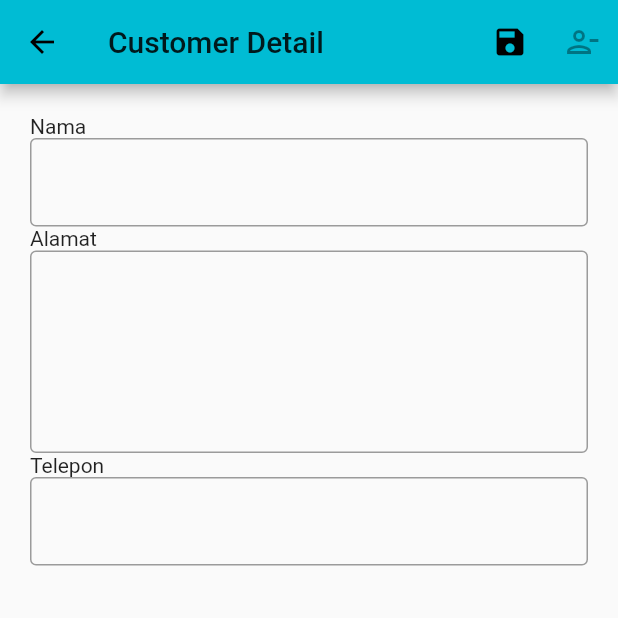
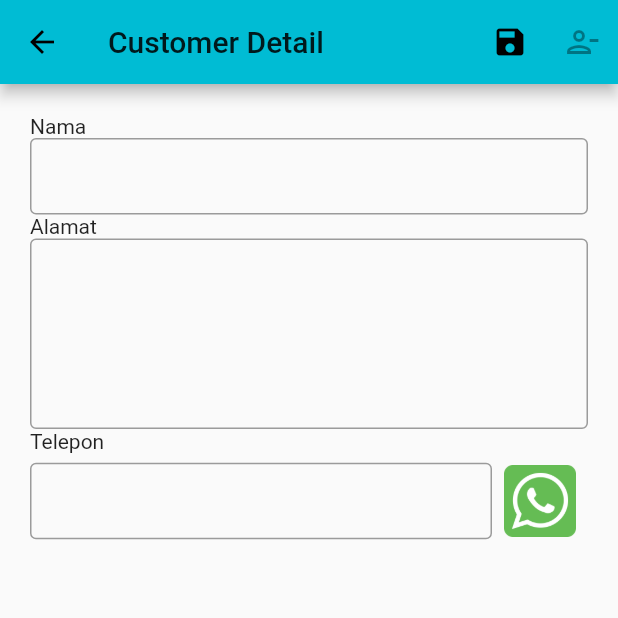
Before and after one commit to h4r1/simply-sells, a Flutter app: the CustInput screen opened directly, on a phone screen of 412 x 824 dp, the top half of it. Run offline on Flutter 3.47's test engine with Material 2 defaults, Android fonts, the phone set to English and light mode, and no system bars; our stand-ins replace google_fonts, open_file, pdf; network calls fail.

Commit message:
WhatsAppgit add .!

```diff
--- a/lib/pages/invoice/custinput.dart
+++ b/lib/pages/invoice/custinput.dart
@@ -1,5 +1,6 @@
 import 'package:flutter/material.dart';
 import 'package:simply_sells/includes/api.dart';
+import 'package:simply_sells/includes/mywidget.dart';
 import 'dart:convert' show HtmlEscape;
 
 class CustInput extends StatefulWidget {
@@ -139,6 +140,7 @@ class _CustInputState extends State<CustInput> {
           TextField(
             decoration: InputDecoration(
               border: OutlineInputBorder(),
+              isDense: true,
             ),
             controller: cNama,
           ),
@@ -147,16 +149,50 @@ class _CustInputState extends State<CustInput> {
             maxLines: 5,
             decoration: InputDecoration(
               border: OutlineInputBorder(),
+              isDense: true,
             ),
             controller: cAlamat,
           ),
           Text("Telepon"),
-          TextField(
-            decoration: InputDecoration(
-              border: OutlineInputBorder(),
-            ),
-            controller: cTelepon,
+          Row(
+            children: [
+              Expanded(
+                child: TextField(
+                  decoration: InputDecoration(
+                    border: OutlineInputBorder(),
+                    isDense: true,
+                  ),
+                  controller: cTelepon,
+                ),
+              ),
+              InkWell(
+                child: Container(
+                  margin: EdgeInsets.all(8),
+                  height: 48,
+                  width: 48,
+                  child: Image(image: AssetImage('images/WhatsApp.png')),
+                ),
+                onTap: () => callWhatsApp(cTelepon.text),
+                // onTap: () async {
+                //   var myWAphone = cTelepon.text;
+                //   myWAphone = myWAphone.replaceAll('-', '');
+                //   myWAphone = "+62$myWAphone";
+                //   print(myWAphone);
+
+                //   var url = "https://wa.me/$myWAphone/?text=";
+                //   var encoded = Uri.encodeFull(url);
+                //   await launch(encoded);
+                // },
+              ),
+            ],
           ),
+
+          // TextField(
+          //   decoration: InputDecoration(
+          //     border: OutlineInputBorder(),
+          //   ),
+          //   controller: cTelepon,
+          // ),
         ],
       ),
     ));
```
Also changed, not shown: lib/includes/mywidget.dart (+14 -1 lines), lib/pages/invoice/cust.dart (+7 -16 lines), lib/pages/invoice/invoice.dart (+6 -1 lines), images/WhatsApp.png (added).
